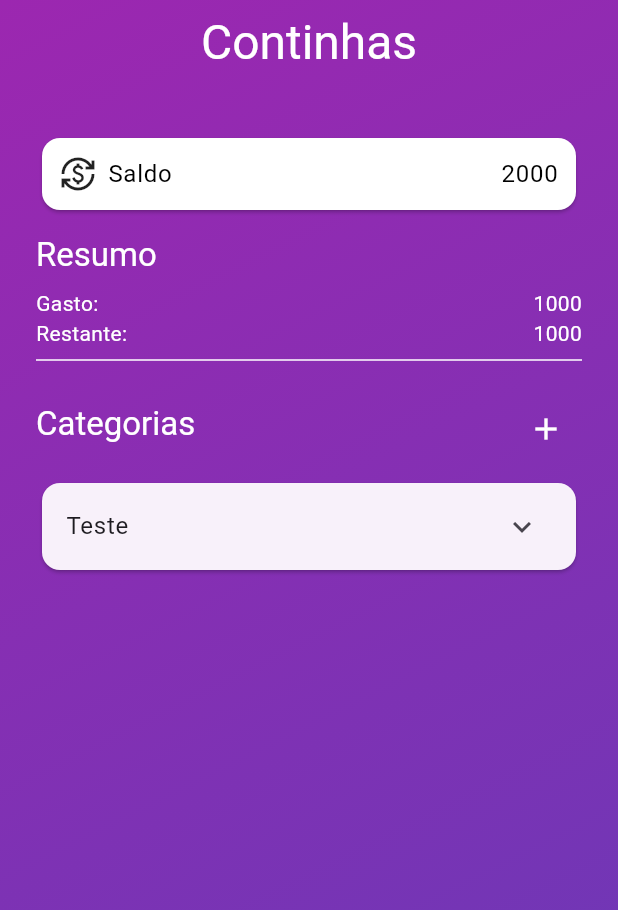
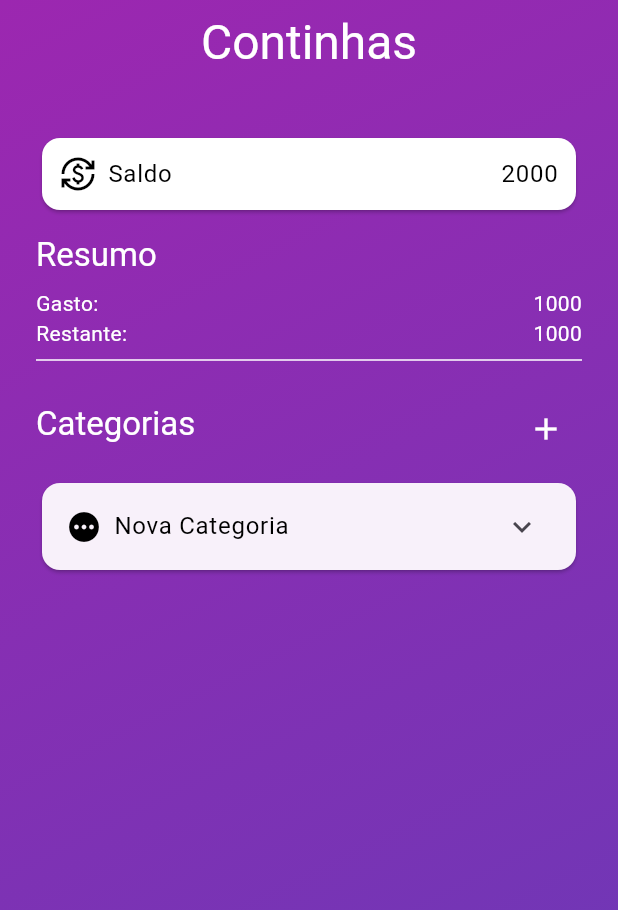
Before and after one commit to eduardobetim/Continhas, a Flutter app: the screen it shows after launch, after a tap on the "add" icon, on a phone screen of 412 x 824 dp. Shown: the top 910 px of the screen. Run offline on Flutter 3.47's test engine with Material 3 defaults, Android fonts, the light colour scheme and no system bars; our stand-ins replace google_fonts; Roboto replaces fonts that are missing (Dosis).

Commit message:
working on category card

```diff
--- a/lib/category_type.dart
+++ b/lib/category_type.dart
@@ -1,3 +1,5 @@
+import 'package:flutter/material.dart';
+
 enum CategoryType {
   shopping,
   leisure,
@@ -6,3 +8,12 @@ enum CategoryType {
   clothes,
   other,
 }
+
+const categoryTypeIcons = {
+  CategoryType.shopping: Icons.shop,
+  CategoryType.leisure: Icons.videogame_asset,
+  CategoryType.food: Icons.lunch_dining,
+  CategoryType.house: Icons.house,
+  CategoryType.clothes: Icons.checkroom,
+  CategoryType.other: Icons.pending,
+};
--- a/lib/expansible_widget.dart
+++ b/lib/expansible_widget.dart
@@ -1,14 +1,33 @@
 import 'package:flutter/material.dart';
+import 'package:gastinhos/category_type.dart';
+import 'package:gastinhos/expense_category.dart';
 
 class ExpansibleWidget extends StatelessWidget {
-  const ExpansibleWidget({super.key});
+  const ExpansibleWidget({super.key, required this.category});
+
+  final ExpenseCategory category;
 
   @override
   Widget build(BuildContext context) {
-    return const Card(
+    return Card(
       child: ExpansionTile(
         title: Row(
-          children: [Text('Teste')],
+          children: [
+            Icon(
+              color: Colors.black,
+              categoryTypeIcons[category.type],
+            ),
+            const SizedBox(
+              width: 8,
+            ),
+            Text(
+              category.name,
+              style: Theme.of(context)
+                  .textTheme
+                  .bodyLarge!
+                  .copyWith(color: Colors.black),
+            ),
+          ],
         ),
         children: [
           Padding(
--- a/lib/home_screen.dart
+++ b/lib/home_screen.dart
@@ -73,7 +73,10 @@ class _HomeScreenState extends State<HomeScreen> {
                     children: [
                       Wrap(
                         children: [
-                          const Icon(Icons.currency_exchange),
+                          const Icon(
+                            Icons.currency_exchange,
+                            color: Colors.black,
+                          ),
                           const SizedBox(
                             width: 8,
                           ),
@@ -199,7 +202,9 @@ class _HomeScreenState extends State<HomeScreen> {
                     child: Column(
                       children: categories
                           .map<Widget>(
-                            (category) => ExpansibleWidget(),
+                            (category) => ExpansibleWidget(
+                              category: category,
+                            ),
                           )
                           .toList(),
                     ),
```
